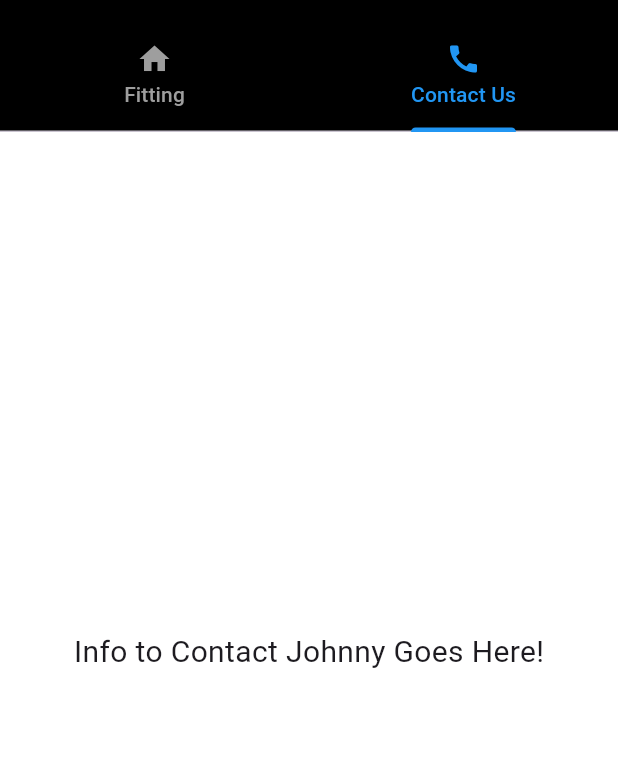
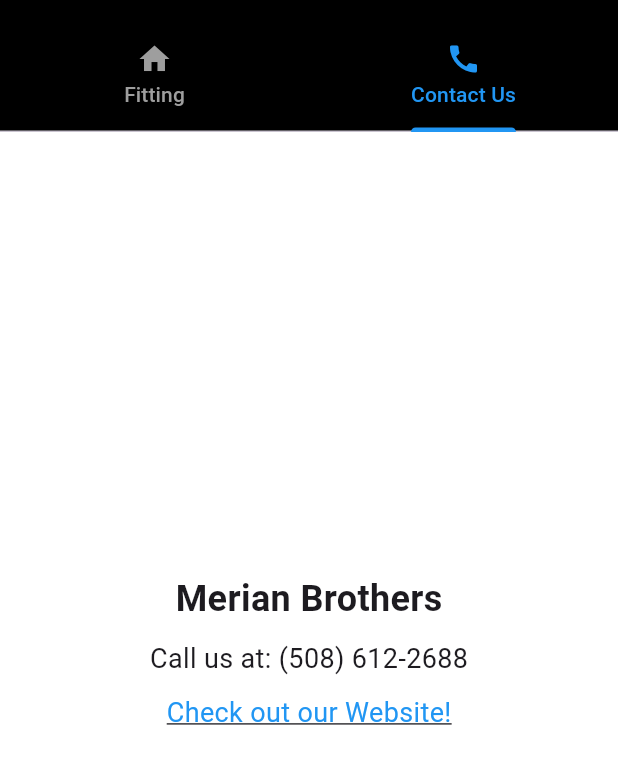
Before and after one commit to CarlosLG5/VirtualFittingRoom, a Flutter app: the screen it shows after launch, tab 2 chosen, on a phone screen of 412 x 824 dp, the part 63-847 px from its top. Run offline on Flutter 3.47's test engine with Material 3 defaults, Android fonts, the phone set to English and light mode, and no system bars; our stand-ins replace image_picker.

Commit message:
iOS and Apple together
Took the progress on the contact screen, URL launching, and ML integration and combined it with the progress being made by Carlos

```diff
--- a/lib/contact.dart
+++ b/lib/contact.dart
@@ -1,12 +1,41 @@
 import 'package:flutter/material.dart';
+import 'package:url_launcher/url_launcher.dart'; //for url launching, change dependencies in pubspec.yaml as well
 
 class ContactScreen extends StatelessWidget{
   const ContactScreen({super.key});
 
+  //this is used to launch the url if pressed. go into the AndroidManifest xml to add internet permissions
+  void _launchURL(Uri url) async{
+    if(await canLaunchUrl(url)){
+      await launchUrl(url);
+    }else{
+      throw 'Unable to launch $url';
+    }
+  }
+
+
   @override
   Widget build(BuildContext context){
-    return Center(
-      child: Text('Info to Contact Johnny Goes Here!', style: TextStyle(fontSize: 20)),
+    return Scaffold(
+      body: Center(
+        child: Padding(
+          padding: const EdgeInsets.all(20.0),
+          child: Column(
+            mainAxisAlignment: MainAxisAlignment.center,
+            children: <Widget>[
+              Text('Merian Brothers', style: TextStyle(fontSize: 24, fontWeight: FontWeight.bold)),
+              SizedBox(height: 10),
+              Text('Call us at: (508) 612-2688', style: TextStyle(fontSize: 18)),
+              SizedBox(height: 10),
+              GestureDetector(
+                onTap: () => _launchURL(Uri.parse('https://www.merianbrothers.com/')),
+                child: Text('Check out our Website!', style: TextStyle(fontSize: 18, color: Colors.blue, decoration: TextDecoration.underline)),
+              ),
+            ],
+          ),
+        ),
+      ),
+      backgroundColor: Colors.white,
     );
   }
 }
--- a/pubspec.yaml
+++ b/pubspec.yaml
@@ -15,6 +15,10 @@
   english_words: ^4.0.0
   provider: ^6.1.2
   image_picker: ^0.8.5+3 #this is for image use
+  url_launcher: ^6.0.12 #for url launching
+  tflite_flutter: ^0.11.0 #tflite for ML model
+  share_plus:
+  camera:
 
 dev_dependencies:
   flutter_test:
@@ -24,3 +28,5 @@
 
 flutter:
   uses-material-design: true
+  assets:
+  - assets/VFRmodel.tflite #model integration
```
Also changed, not shown: lib/home_screen.dart (+13 -0 lines), pubspec.lock, 1 other file.
